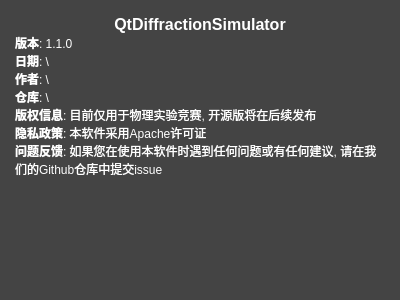
This is windowDir/dialog.ui in Jupiter2143/QtDiffractionSimulator as Qt 5 draws it before an edit. The edited form follows.
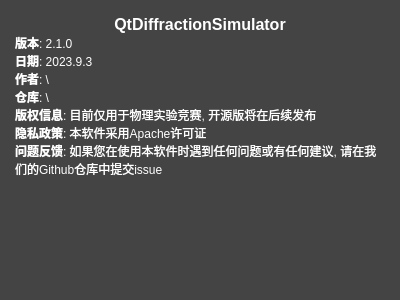
This is the edited form.

Diff of the .ui file:
```diff
--- a/windowDir/dialog.ui
+++ b/windowDir/dialog.ui
@@ -48,8 +48,8 @@
 li.checked::marker { content: &quot;\2612&quot;; }
 &lt;/style&gt;&lt;/head&gt;&lt;body style=&quot; font-family:'Microsoft YaHei UI'; font-size:9pt; font-weight:400; font-style:normal;&quot;&gt;
 &lt;p align=&quot;center&quot; style=&quot; margin-top:0px; margin-bottom:0px; margin-left:0px; margin-right:0px; -qt-block-indent:0; text-indent:0px;&quot;&gt;&lt;span style=&quot; font-size:12pt; font-weight:700; color:#ffffff;&quot;&gt;QtDiffractionSimulator&lt;/span&gt;&lt;/p&gt;
-&lt;p style=&quot; margin-top:0px; margin-bottom:0px; margin-left:0px; margin-right:0px; -qt-block-indent:0; text-indent:0px;&quot;&gt;&lt;span style=&quot; font-weight:700; color:#ffffff;&quot;&gt;版本&lt;/span&gt;&lt;span style=&quot; color:#ffffff;&quot;&gt;: 1.1.0&lt;/span&gt;&lt;/p&gt;
-&lt;p style=&quot; margin-top:0px; margin-bottom:0px; margin-left:0px; margin-right:0px; -qt-block-indent:0; text-indent:0px;&quot;&gt;&lt;span style=&quot; font-weight:700; color:#ffffff;&quot;&gt;日期&lt;/span&gt;&lt;span style=&quot; color:#ffffff;&quot;&gt;: \&lt;/span&gt;&lt;/p&gt;
+&lt;p style=&quot; margin-top:0px; margin-bottom:0px; margin-left:0px; margin-right:0px; -qt-block-indent:0; text-indent:0px;&quot;&gt;&lt;span style=&quot; font-weight:700; color:#ffffff;&quot;&gt;版本&lt;/span&gt;&lt;span style=&quot; color:#ffffff;&quot;&gt;: 2.1.0&lt;/span&gt;&lt;/p&gt;
+&lt;p style=&quot; margin-top:0px; margin-bottom:0px; margin-left:0px; margin-right:0px; -qt-block-indent:0; text-indent:0px;&quot;&gt;&lt;span style=&quot; font-weight:700; color:#ffffff;&quot;&gt;日期&lt;/span&gt;&lt;span style=&quot; color:#ffffff;&quot;&gt;: 2023.9.3&lt;/span&gt;&lt;/p&gt;
 &lt;p style=&quot; margin-top:0px; margin-bottom:0px; margin-left:0px; margin-right:0px; -qt-block-indent:0; text-indent:0px;&quot;&gt;&lt;span style=&quot; font-weight:700; color:#ffffff;&quot;&gt;作者&lt;/span&gt;&lt;span style=&quot; color:#ffffff;&quot;&gt;: \&lt;/span&gt;&lt;/p&gt;
 &lt;p style=&quot; margin-top:0px; margin-bottom:0px; margin-left:0px; margin-right:0px; -qt-block-indent:0; text-indent:0px;&quot;&gt;&lt;span style=&quot; font-weight:700; color:#ffffff;&quot;&gt;仓库&lt;/span&gt;&lt;span style=&quot; color:#ffffff;&quot;&gt;: \&lt;/span&gt;&lt;/p&gt;
 &lt;p style=&quot; margin-top:0px; margin-bottom:0px; margin-left:0px; margin-right:0px; -qt-block-indent:0; text-indent:0px;&quot;&gt;&lt;span style=&quot; font-weight:700; color:#ffffff;&quot;&gt;版权信息&lt;/span&gt;&lt;span style=&quot; color:#ffffff;&quot;&gt;: 目前仅用于物理实验竞赛, 开源版将在后续发布&lt;/span&gt;&lt;/p&gt;
```
